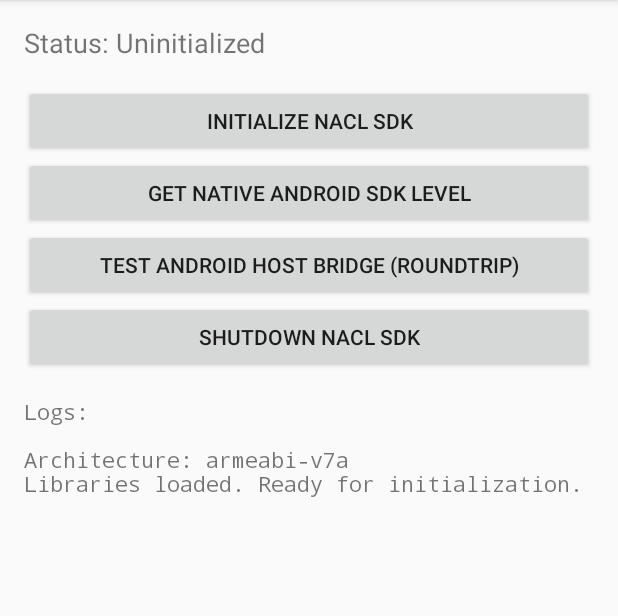
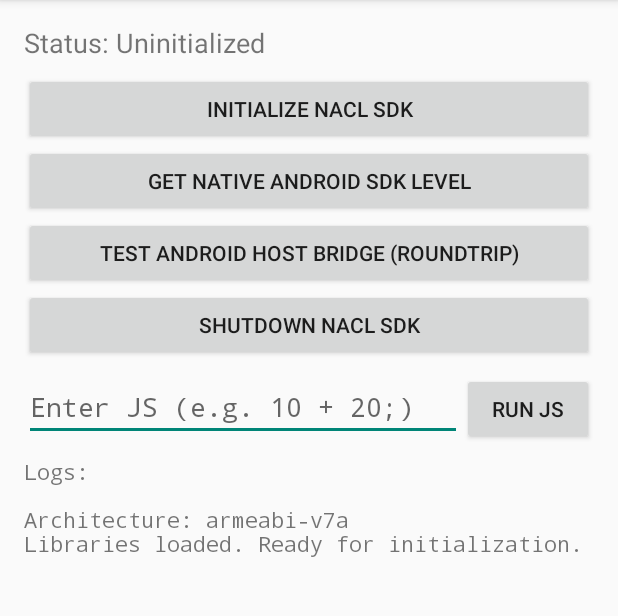
Before and after one commit to dannwold/Nacl-test-app, an Android app: the screen it shows after launch (MainActivity), on a phone screen of 412 x 824 dp, the part 84-700 px from its top. Run offline under Robolectric (Android 15) with nearby library versions, the phone set to English and light mode, and no system bars.

Commit message:
fix: Explicitly load c++_shared and add JS terminal
- Add `System.loadLibrary("c++_shared")` to the beginning of NativeBridge.kt init block to resolve unsatisfied link errors on some devices.
- Add an interactive manual terminal (EditText and Button) to `MainActivity` to test JavaScript execution directly from the app.

Co-authored-by: dannwold <212103455+dannwold@users.noreply.github.com>

```diff
--- a/app/src/main/kotlin/com/example/nacltest/MainActivity.kt
+++ b/app/src/main/kotlin/com/example/nacltest/MainActivity.kt
@@ -3,6 +3,7 @@ package com.example.nacltest
 import android.os.Build
 import android.os.Bundle
 import android.widget.Button
+import android.widget.EditText
 import android.widget.TextView
 import androidx.appcompat.app.AppCompatActivity
 import java.io.File
@@ -55,6 +56,18 @@ class MainActivity : AppCompatActivity(), NativeBridge.HostCallback {
             tvStatus.text = "Status: Shutdown ($status)"
             logMessage("Shutdown returned code: $status")
         }
+
+        val etJsInput = findViewById<EditText>(R.id.etJsInput)
+        findViewById<Button>(R.id.btnRunJs).setOnClickListener {
+            val script = etJsInput.text.toString()
+            if (script.isNotBlank()) {
+                logMessage("Executing: $script")
+                val jsResult = nativeBridge.evalQuickJS(script)
+                logMessage("Result: $jsResult")
+            } else {
+                logMessage("Please enter a valid JavaScript snippet.")
+            }
+        }
     }
 
     override fun getAppVersion(): String {
--- a/app/src/main/kotlin/com/example/nacltest/NativeBridge.kt
+++ b/app/src/main/kotlin/com/example/nacltest/NativeBridge.kt
@@ -37,6 +37,9 @@ class NativeBridge {
             // Load the provided SDK libraries required by libnative_host_bridge.so or our own library first,
             // depending on dependency graph.
             try {
+                // Load c++_shared first since many native libs depend on it dynamically.
+                System.loadLibrary("c++_shared")
+
                 // Must load the deepest dependencies first
                 System.loadLibrary("android_core")
                 System.loadLibrary("routing_core")
--- a/app/src/main/res/layout/activity_main.xml
+++ b/app/src/main/res/layout/activity_main.xml
@@ -11,7 +11,7 @@
         android:layout_height="wrap_content"
         android:text="Status: Uninitialized"
         android:textSize="18sp"
-        android:layout_marginBottom="16dp" />
+        android:layout_marginBottom="8dp" />
 
     <Button
         android:id="@+id/btnInit"
@@ -37,17 +37,42 @@
         android:layout_height="wrap_content"
         android:text="Shutdown NaCl SDK" />
 
+    <LinearLayout
+        android:layout_width="match_parent"
+        android:layout_height="wrap_content"
+        android:orientation="horizontal"
+        android:layout_marginTop="8dp">
+
+        <EditText
+            android:id="@+id/etJsInput"
+            android:layout_width="0dp"
+            android:layout_height="wrap_content"
+            android:layout_weight="1"
+            android:hint="Enter JS (e.g. 10 + 20;)"
+            android:inputType="textMultiLine"
+            android:maxLines="3"
+            android:fontFamily="monospace" />
+
+        <Button
+            android:id="@+id/btnRunJs"
+            android:layout_width="wrap_content"
+            android:layout_height="wrap_content"
+            android:text="Run JS" />
+    </LinearLayout>
+
     <ScrollView
         android:layout_width="match_parent"
-        android:layout_height="match_parent"
-        android:layout_marginTop="16dp">
+        android:layout_height="0dp"
+        android:layout_weight="1"
+        android:layout_marginTop="8dp">
 
         <TextView
             android:id="@+id/tvLogs"
             android:layout_width="match_parent"
             android:layout_height="wrap_content"
             android:text="Logs:\n"
-            android:fontFamily="monospace" />
+            android:fontFamily="monospace"
+            android:textIsSelectable="true" />
     </ScrollView>
 
 </LinearLayout>
```
